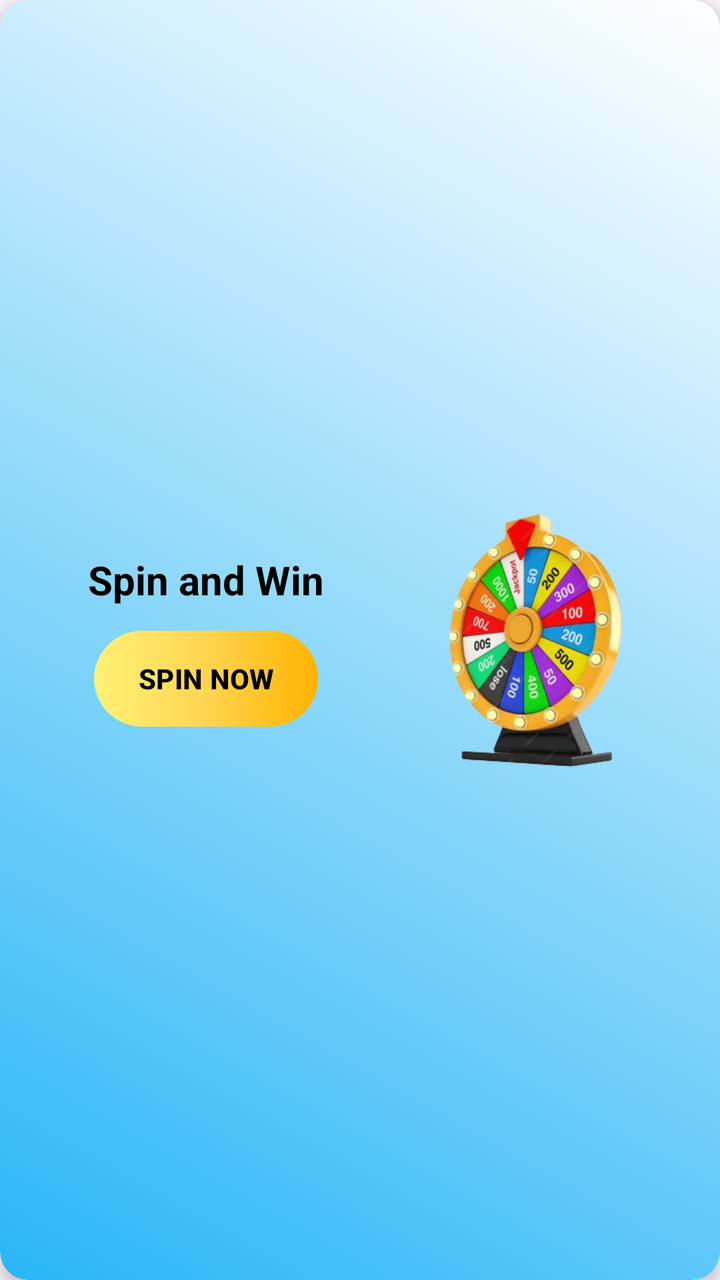
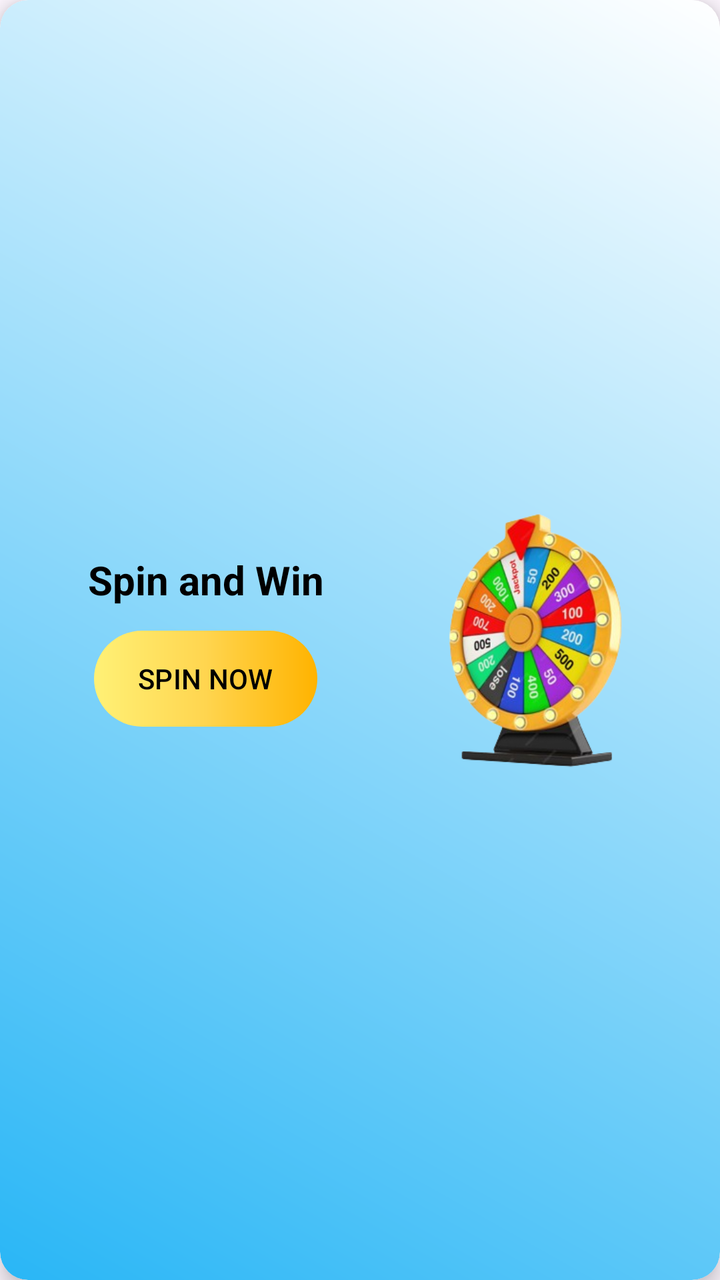

Screens rendered from an Android XML layout before and after an edit, with the pre-edit source and the edit as a unified diff.
<!-- AndroidManifest.xml: application theme Theme.RGamer -->
<!-- res/layout/card_spinner.xml -->
<?xml version="1.0" encoding="utf-8"?>
<androidx.cardview.widget.CardView
    xmlns:android="http://schemas.android.com/apk/res/android"
    xmlns:app="http://schemas.android.com/apk/res-auto"
    android:id="@+id/card_spinner"
    android:layout_width="match_parent"
    android:layout_height="157dp"
    android:padding="5dp"
    android:layout_marginLeft="12dp"
    android:layout_marginRight="12dp"
    android:layout_marginTop="20dp"
    android:layout_marginBottom="12dp"
    app:cardCornerRadius="14dp"
    app:cardElevation="6dp">

    <LinearLayout
        android:layout_width="match_parent"
        android:layout_height="match_parent"
        android:padding="16dp"
        android:background="@drawable/bg_card_gradient"
        android:orientation="horizontal"
        android:gravity="center_vertical">

        
        <LinearLayout
            android:layout_width="0dp"
            android:layout_height="wrap_content"
            android:layout_weight="1"
            android:orientation="vertical">

            <TextView
                android:layout_width="wrap_content"
                android:layout_height="wrap_content"
                android:text="Spin and Win"
                android:layout_gravity="center"
                android:textColor="@color/black"
                android:textSize="20sp"
                android:textStyle="bold" />

            
            <com.google.android.material.button.MaterialButton
                android:id="@+id/btnSpinNow"
                android:layout_width="wrap_content"
                android:layout_height="wrap_content"
                android:layout_marginTop="12dp"
                android:text="SPIN NOW"
                android:textColor="#000000"
                android:layout_gravity="center"
                android:textStyle="bold"
                android:textSize="14sp"
                android:background="@drawable/bg_button_ripple"
                app:backgroundTint="@null"
                app:rippleColor="@null"
                android:paddingHorizontal="22dp"
                android:paddingVertical="10dp"/>

        </LinearLayout>

        
        <ImageView
            android:layout_width="154dp"
            android:layout_height="129dp"
            android:src="@drawable/ic_spinner"
            android:contentDescription="Spinner"/>

    </LinearLayout>
</androidx.cardview.widget.CardView>
<!-- resources referenced by this layout -->
<resources>
  <color name="black">#FF000000</color>
  <!-- drawable bg_button_ripple (drawable) -->
  <?xml version="1.0" encoding="utf-8"?>
  <ripple xmlns:android="http://schemas.android.com/apk/res/android"
      android:color="#40FFFFFF">
  
      
      <item android:id="@android:id/mask">
          <shape android:shape="rectangle">
              <corners android:radius="30dp"/>
              <solid android:color="@android:color/white"/>
          </shape>
      </item>
  
      
      <item>
          <shape android:shape="rectangle">
  
              <gradient
                  android:type="linear"
                  android:angle="0"
                  android:startColor="#FFF176"
              android:centerColor="#FFD54F"
              android:endColor="#FFB300"/>
  
              <corners android:radius="30dp"/>
  
          </shape>
      </item>
  
  </ripple>
  <!-- drawable bg_card_gradient (drawable) -->
  <?xml version="1.0" encoding="utf-8"?>
  <ripple xmlns:android="http://schemas.android.com/apk/res/android"
      android:color="#40FFFFFF">
  
      
      <item android:id="@android:id/mask">
          <shape android:shape="rectangle">
              <corners android:radius="14dp"/>
              <solid android:color="#f6ff00"/>
          </shape>
      </item>
  
      
      <item>
          <shape android:shape="rectangle">
  
              <gradient
                  android:type="linear"
                  android:angle="45"
                  android:startColor="#29B6F6"
                  android:endColor="@color/white" />
              <corners android:radius="14dp"/>
  
          </shape>
      </item>
  
  </ripple>
  <!-- drawable ic_spinner: png bitmap (drawable, 87806 bytes) -->
  <style name="Theme.RGamer" parent="Base.Theme.RGamer" />
  <color name="white">#FFFFFFFF</color>
  <style name="Base.Theme.RGamer" parent="Theme.Material3.DayNight.NoActionBar">
          
          
      </style>
</resources>

<!-- the commit's change to res/layout/card_spinner.xml (unified diff, before → after) -->
@@ -46,7 +46,6 @@
                 android:text="SPIN NOW"
                 android:textColor="#000000"
                 android:layout_gravity="center"
-                android:textStyle="bold"
                 android:textSize="14sp"
                 android:background="@drawable/bg_button_ripple"
                 app:backgroundTint="@null"
